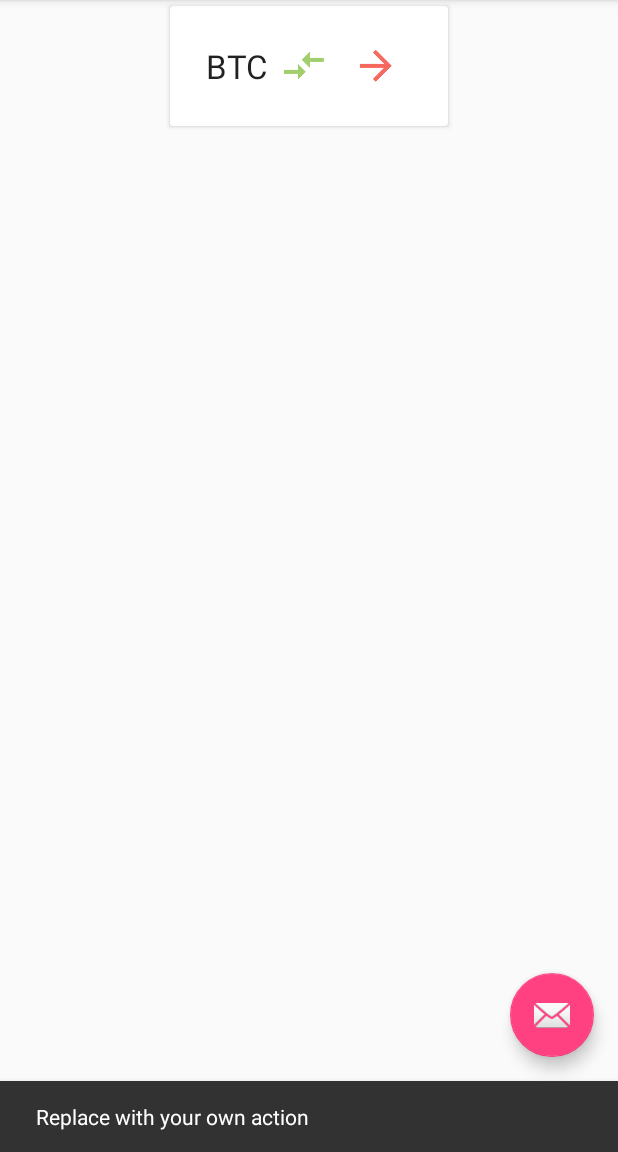
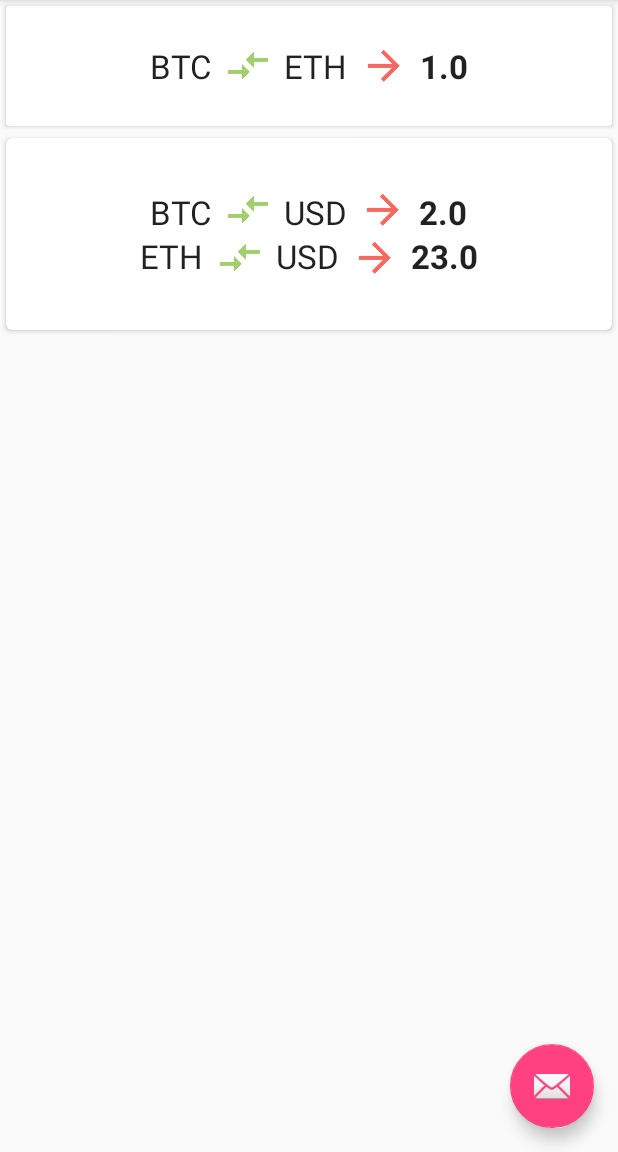
Before and after one commit to komsic/CryptoConverter, an Android app: the screen it shows after launch (MainActivity), after a tap on an icon or button, on a phone screen of 412 x 824 dp, the part 84-1236 px from its top. Run offline under Robolectric (Android 15) with nearby library versions, the phone set to English and light mode, and no system bars.

Commit message:
Fix adapter error and add some file

```diff
--- a/app/src/main/java/com/example/komsic/cryptoconverter/activity/MainActivity.java
+++ b/app/src/main/java/com/example/komsic/cryptoconverter/activity/MainActivity.java
@@ -4,14 +4,31 @@ import android.os.Bundle;
 import android.support.design.widget.FloatingActionButton;
 import android.support.design.widget.Snackbar;
 import android.support.v7.app.AppCompatActivity;
+import android.support.v7.widget.LinearLayoutManager;
+import android.support.v7.widget.RecyclerView;
 import android.support.v7.widget.Toolbar;
 import android.view.View;
 import android.view.Menu;
 import android.view.MenuItem;
+import android.widget.TextView;
 
 import com.example.komsic.cryptoconverter.R;
+import com.example.komsic.cryptoconverter.adapter.CurrencyConversionAdapter;
+import com.example.komsic.cryptoconverter.model.Currency;
+import com.example.komsic.cryptoconverter.model.CurrencyRate;
+import com.example.komsic.cryptoconverter.model.ItemResponse;
+import com.example.komsic.cryptoconverter.service.RestApiClient;
+import com.example.komsic.cryptoconverter.service.RestApiService;
+
+import retrofit2.Call;
+
+import static com.example.komsic.cryptoconverter.model.Currency.onChangeRatesValue;
 
 public class MainActivity extends AppCompatActivity {
+
+    private CurrencyConversionAdapter mAdapter;
+    private RecyclerView mRecyclerView;
+    private TextView btcToEthRateTV;
 
     @Override
     protected void onCreate(Bundle savedInstanceState) {
@@ -20,12 +37,23 @@ public class MainActivity extends AppCompatActivity {
         Toolbar toolbar = (Toolbar) findViewById(R.id.toolbar);
         setSupportActionBar(toolbar);
 
+        btcToEthRateTV = (TextView) findViewById(R.id.btc_to_eth_rate_tv);
+
+        mRecyclerView = (RecyclerView) findViewById(R.id.recycler);
+        LinearLayoutManager manager = new LinearLayoutManager(this);
+        mRecyclerView.setLayoutManager(manager);
+
+        fetchData();
+
+        mAdapter = new CurrencyConversionAdapter(this);
+        mRecyclerView.setAdapter(mAdapter);
+
         FloatingActionButton fab = (FloatingActionButton) findViewById(R.id.fab);
         fab.setOnClickListener(new View.OnClickListener() {
             @Override
             public void onClick(View view) {
-                Snackbar.make(view, "Replace with your own action", Snackbar.LENGTH_LONG)
-                        .setAction("Action", null).show();
+                Currency c = new Currency(Currency.CurrencyType.USD);
+                mAdapter.addItem(c);
             }
         });
     }
@@ -51,4 +79,18 @@ public class MainActivity extends AppCompatActivity {
 
         return super.onOptionsItemSelected(item);
     }
+
+    private void fetchData() {
+
+        //RestApiService apiService = new RestApiClient().getClient().create(RestApiService.class);
+        //Call<ItemResponse> userListCall
+        CurrencyRate btC = new CurrencyRate(1.0, 2.0, 3.0, 4.0, 5.0, 6.0, 7.0, 8.0, 9.0, 10.0, 11.0,
+                12.0, 13.0, 14.0, 15.0, 16.0, 17.0, 18.0, 19.0, 20.0, 21.0);
+        CurrencyRate etH = new CurrencyRate(22, 23, 24, 25, 26, 27, 28, 29, 30, 31, 32, 33, 34, 35,
+                36, 37, 38, 39, 40, 41, 42);
+
+        ItemResponse.setbTC(btC);
+        ItemResponse.seteTH(etH);
+        btcToEthRateTV.setText(String.valueOf(ItemResponse.getBTC().getETH()));
+    }
 }
--- a/app/src/main/java/com/example/komsic/cryptoconverter/adapter/CurrencyConversionAdapter.java
+++ b/app/src/main/java/com/example/komsic/cryptoconverter/adapter/CurrencyConversionAdapter.java
@@ -7,6 +7,7 @@ import android.view.LayoutInflater;
 import android.view.View;
 import android.view.ViewGroup;
 import android.widget.TextView;
+import android.widget.Toast;
 
 import com.example.komsic.cryptoconverter.R;
 import com.example.komsic.cryptoconverter.model.Currency;
@@ -38,14 +39,30 @@ public class CurrencyConversionAdapter extends RecyclerView.Adapter<CurrencyConv
     public void onBindViewHolder(CardViewHolder holder, int position) {
         Currency currency = mList.get(position);
 
-        final String currencyName = currency.getCType().toString();
+        final String currencyName = currency.getCType().name();
         final String btcToCurrentCurrencyRate = String.valueOf(currency.getBTCRate());
         final String ethToCurrentCurrencyRate = String.valueOf(currency.getETHRate());
 
-        holder.btcCurrentCurrencyTV.setText(currencyName);
-        holder.ethCurrentCurrencyTV.setText(currencyName);
-        holder.btcCurrentCurrencyRateTV.setText(btcToCurrentCurrencyRate);
-        holder.ethCurrentCurrencyRateTV.setText(ethToCurrentCurrencyRate);
+
+
+//        if (holder.btcCurrentCurrencyTV != null) {
+//            holder.btcCurrentCurrencyTV.setText(currencyName);
+//        }
+//        if (holder.ethCurrentCurrencyTV != null) {
+//            holder.ethCurrentCurrencyTV.setText(currencyName);
+//        }
+//        if (holder.ethCurrentCurrencyRateTV != null) {
+//            holder.ethCurrentCurrencyRateTV.setText(ethToCurrentCurrencyRate);
+//        }
+//        if (holder.btcCurrentCurrencyRateTV != null) {
+//            holder.btcCurrentCurrencyRateTV.setText(ethToCurrentCurrencyRate);
+//        }
+        holder.btcCurrentCurrencyName.setText(currencyName);
+        holder.ethCurrentCurrencyName.setText(currencyName);
+        holder.btcCurrentCurrencyNameRate.setText(btcToCurrentCurrencyRate);
+        holder.ethCurrentCurrencyNameRate.setText(ethToCurrentCurrencyRate);
+        Toast.makeText(mContext, currencyName + " " + btcToCurrentCurrencyRate + " "
+                + ethToCurrentCurrencyRate, Toast.LENGTH_SHORT).show();
 
         holder.itemView.setOnClickListener(new View.OnClickListener() {
             @Override
@@ -58,6 +75,7 @@ public class CurrencyConversionAdapter extends RecyclerView.Adapter<CurrencyConv
                 mContext.startActivity(intent);
             }
         });
+        Toast.makeText(mContext, holder.ethCurrentCurrencyNameRate.getText().toString(), Toast.LENGTH_SHORT).show();
     }
 
     @Override
@@ -72,18 +90,20 @@ public class CurrencyConversionAdapter extends RecyclerView.Adapter<CurrencyConv
 
     public class CardViewHolder extends RecyclerView.ViewHolder{
 
-        TextView btcCurrentCurrencyTV;
-        TextView ethCurrentCurrencyTV;
-        TextView btcCurrentCurrencyRateTV;
-        TextView ethCurrentCurrencyRateTV;
+        TextView btcCurrentCurrencyName;
+        TextView ethCurrentCurrencyName;
+        TextView btcCurrentCurrencyNameRate;
+        TextView ethCurrentCurrencyNameRate;
 
         public CardViewHolder(View itemView) {
             super(itemView);
-            btcCurrentCurrencyTV = (TextView) itemView.findViewById(R.id.btc_currency_result_tv);
-            ethCurrentCurrencyTV = (TextView) itemView.findViewById(R.id.eth_currency_result_tv);
-            btcCurrentCurrencyRateTV = (TextView) itemView.findViewById(R.id
+            btcCurrentCurrencyName = (TextView) itemView.findViewById(R.id
+                    .btc_to_current_currency_tv);
+            ethCurrentCurrencyName = (TextView) itemView.findViewById(R.id
+                    .eth_to_current_currency_tv);
+            btcCurrentCurrencyNameRate = (TextView) itemView.findViewById(R.id
                     .btc_to_current_currency_rate_tv);
-            ethCurrentCurrencyRateTV = (TextView) itemView.findViewById(R.id
+            ethCurrentCurrencyNameRate = (TextView) itemView.findViewById(R.id
                     .eth_to_current_currency_rate_tv);
         }
     }
--- a/app/src/main/java/com/example/komsic/cryptoconverter/model/Currency.java
+++ b/app/src/main/java/com/example/komsic/cryptoconverter/model/Currency.java
@@ -7,6 +7,7 @@ package com.example.komsic.cryptoconverter.model;
 public class Currency {
     private static CurrencyType cType;
 
+    // TODO try making the constructor 0s and look like set response
     public enum CurrencyType{
         ETH(ItemResponse.getBTC().getETH(), ItemResponse.getETH().getETH()),
         USD(ItemResponse.getBTC().getUSD(), ItemResponse.getETH().getUSD()),
@@ -48,6 +49,16 @@ public class Currency {
         return cType;
     }
 
+    public double getBTCRate()
+    {
+        return cType.currencyBTCRate;
+    }
+
+    public double getETHRate()
+    {
+        return cType.currencyETHRate;
+    }
+
     public static void onChangeRatesValue(){
         cType.currencyBTCRate = ItemResponse.getBTC().getRate(cType);
         cType.currencyETHRate = ItemResponse.getETH().getRate(cType);
--- a/app/src/main/java/com/example/komsic/cryptoconverter/model/ItemResponse.java
+++ b/app/src/main/java/com/example/komsic/cryptoconverter/model/ItemResponse.java
@@ -24,4 +24,12 @@ public class ItemResponse {
     public static CurrencyRate getETH() {
         return eTH;
     }
+
+    public static void setbTC(CurrencyRate bTC) {
+        ItemResponse.bTC = bTC;
+    }
+
+    public static void seteTH(CurrencyRate eTH) {
+        ItemResponse.eTH = eTH;
+    }
 }
--- a/app/src/main/res/layout/content_main.xml
+++ b/app/src/main/res/layout/content_main.xml
@@ -11,7 +11,7 @@
 
     <android.support.v7.widget.RecyclerView
         android:id="@+id/recycler"
-        android:layout_width="wrap_content"
+        android:layout_width="match_parent"
         android:layout_height="wrap_content"
         android:layout_below="@+id/crypto_exchange_rate_layout"
         tools:listitem="@layout/list_item_layout"
@@ -19,7 +19,7 @@
 
     <android.support.v7.widget.CardView
         android:id="@+id/crypto_exchange_rate_layout"
-        android:layout_width="wrap_content"
+        android:layout_width="match_parent"
         android:layout_height="wrap_content"
         android:layout_gravity="center"
         android:layout_centerHorizontal="true"
@@ -50,7 +50,7 @@
             <TextView
                 android:layout_width="wrap_content"
                 android:layout_height="wrap_content"
-                tools:text="NGN"
+                android:text="ETH"
                 android:layout_marginRight="8dp"
                 android:layout_marginEnd="8dp"
                 android:textAppearance="?android:textAppearanceLarge"/>
@@ -63,6 +63,7 @@
                 android:src="@drawable/ic_arrow_forward"/>
 
             <TextView
+                android:id="@+id/btc_to_eth_rate_tv"
                 android:layout_width="wrap_content"
                 android:layout_height="wrap_content"
                 tools:text="1500000"
--- a/app/src/main/res/layout/list_item_layout.xml
+++ b/app/src/main/res/layout/list_item_layout.xml
@@ -4,7 +4,7 @@
     xmlns:app="http://schemas.android.com/apk/res-auto"
     xmlns:tools="http://schemas.android.com/tools"
     android:layout_width="match_parent"
-    android:layout_height="match_parent"
+    android:layout_height="wrap_content"
     android:layout_gravity="center"
     android:layout_margin="4dp"
     app:cardCornerRadius="4dp">
@@ -42,7 +42,7 @@
                 android:id="@+id/btc_to_current_currency_tv"
                 android:layout_width="wrap_content"
                 android:layout_height="wrap_content"
-                tools:text="NGN"
+                android:text="NGN"
                 android:layout_marginRight="8dp"
                 android:layout_marginEnd="8dp"
                 android:textAppearance="?android:textAppearanceLarge"/>
@@ -90,7 +90,7 @@
                 android:id="@+id/eth_to_current_currency_tv"
                 android:layout_width="wrap_content"
                 android:layout_height="wrap_content"
-                tools:text="NGN"
+                android:text="NGN"
                 android:layout_marginRight="8dp"
                 android:layout_marginEnd="8dp"
                 android:textAppearance="?android:textAppearanceLarge"/>
--- a/app/src/main/res/menu/menu_main.xml
+++ b/app/src/main/res/menu/menu_main.xml
@@ -1,7 +1,7 @@
 <menu xmlns:android="http://schemas.android.com/apk/res/android"
       xmlns:app="http://schemas.android.com/apk/res-auto"
       xmlns:tools="http://schemas.android.com/tools"
-      tools:context="com.example.komsic.cryptoconverter.MainActivity">
+      tools:context="com.example.komsic.cryptoconverter.activity.MainActivity">
     <item
         android:id="@+id/action_settings"
         android:orderInCategory="100"
```
Also changed, not shown: app/src/main/java/com/example/komsic/cryptoconverter/activity/AboutActivity.java (added, +15 -0 lines), app/src/main/res/layout/activity_about.xml (added, +10 -0 lines).
